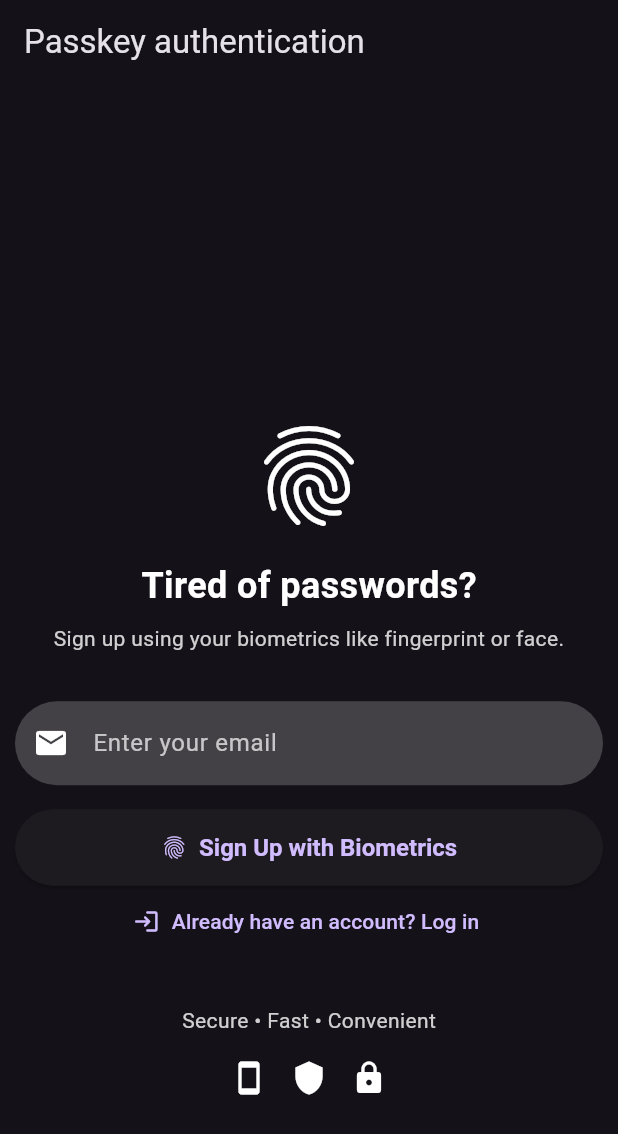
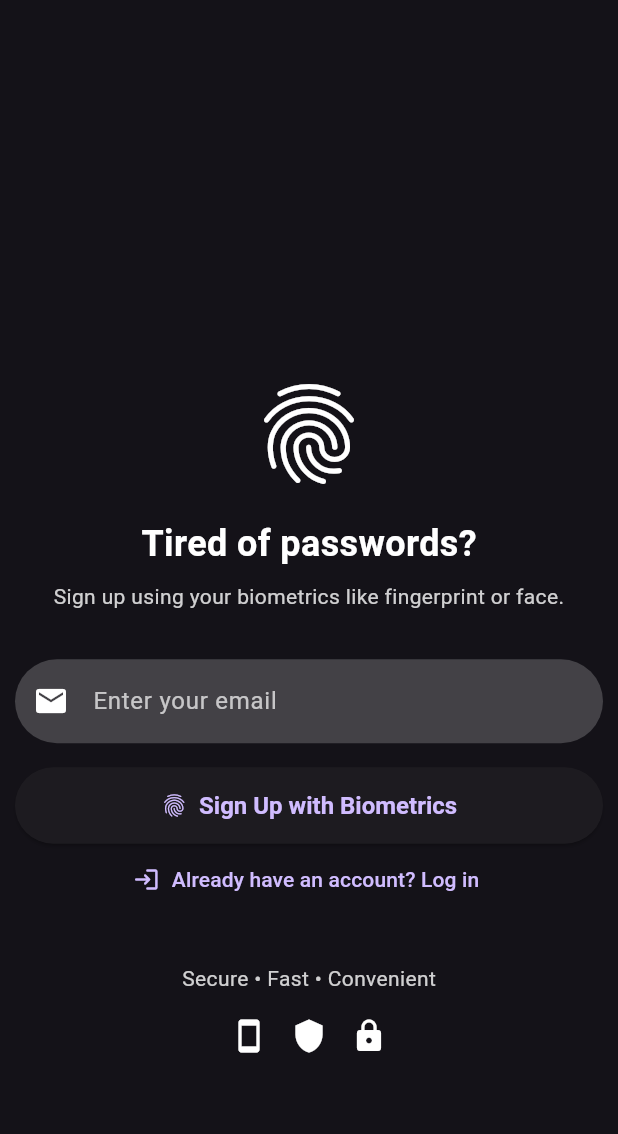
Before and after one commit to Sarath191181208/mauthn_app, a Flutter app: the screen it shows after launch, on a phone screen of 412 x 824 dp. Shown: the top 1134 px of the screen. Run offline on Flutter 3.47's test engine with Material 3 defaults, Android fonts, the light colour scheme and no system bars; our stand-ins replace cookie_jar, dio, dio_cookie_manager, flutter_hooks, flutter_riverpod, go_router and 1 more; missing offline and left inert: credential_manager, passkeys.

Commit message:
remove appbar from basepage

```diff
--- a/lib/pages/basepage.dart
+++ b/lib/pages/basepage.dart
@@ -8,7 +8,6 @@ class BasePage extends StatelessWidget {
   @override
   Widget build(BuildContext context) {
     return Scaffold(
-      appBar: AppBar(title: const Text('Passkey authentication')),
       body: Center(
         child: Container(
           constraints: const BoxConstraints(maxWidth: 500),
```
